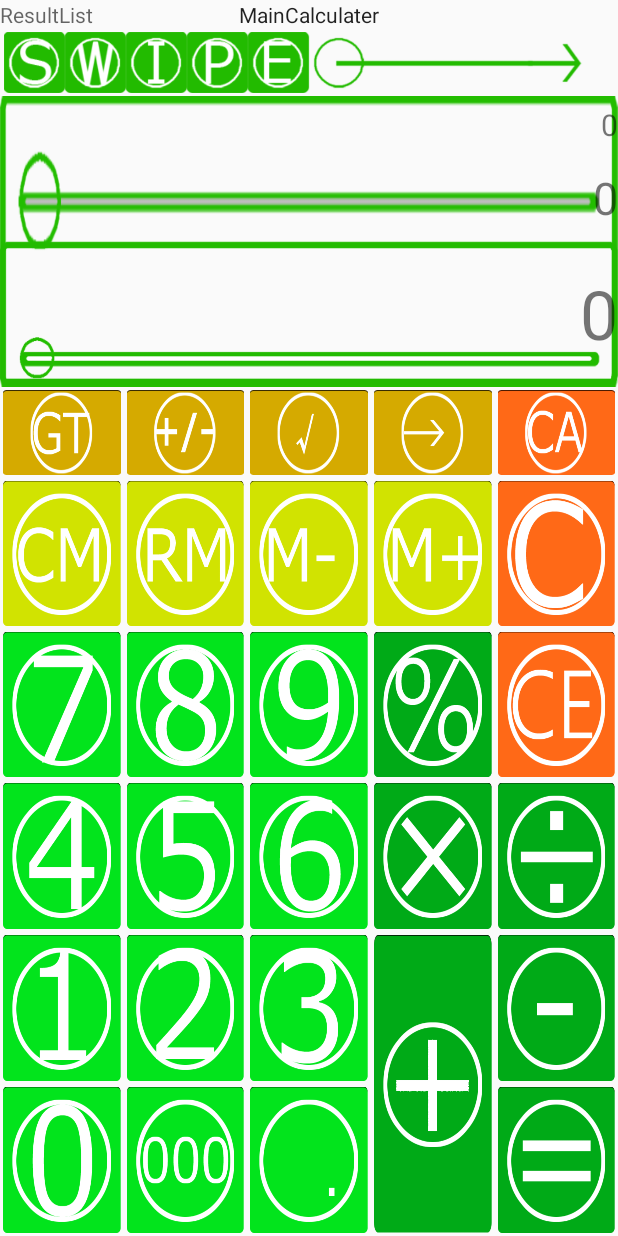
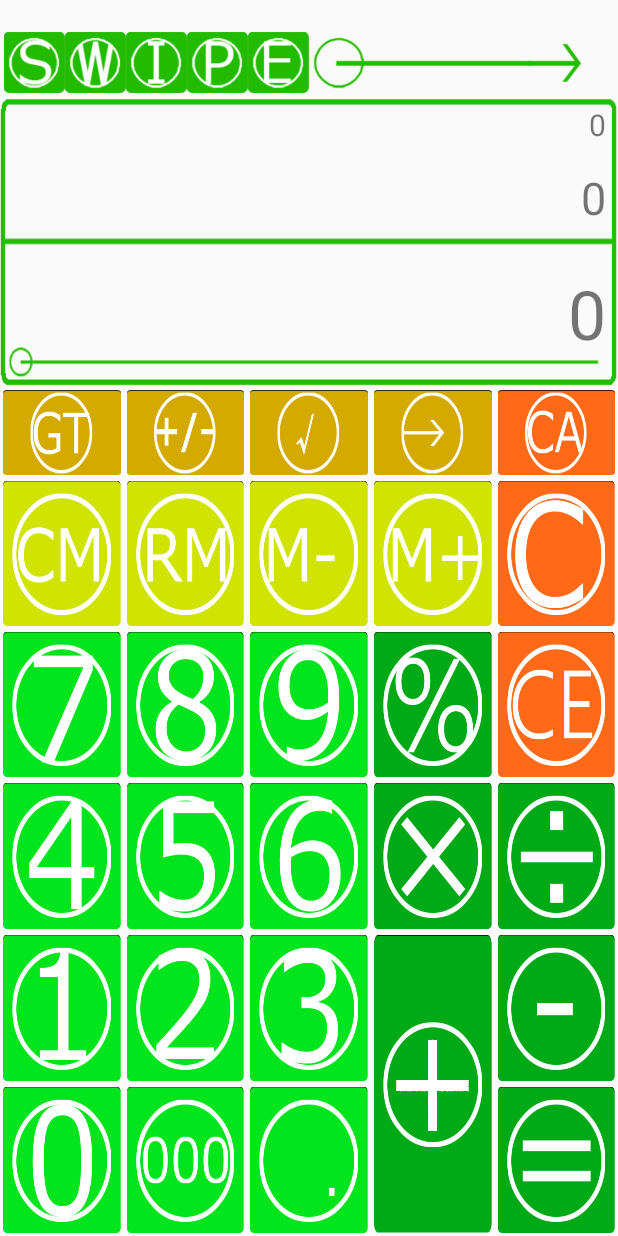
Before and after one commit to Amecaba/unarrangedRepository001, an Android app: the screen it shows after launch (MainActivity), on a phone screen of 412 x 824 dp. Run offline under Robolectric (Android 15) with nearby library versions, the phone set to English and light mode, and no system bars; 3 statements that could not run were skipped.

Commit message:
YotaroIshizaki Fix zerobugs 20160229 YotaroIshizak

```diff
--- a/TestCalculater1/app/src/main/java/com/example/yotaro/testcalculater1/MainViewPagerAdapter.java
+++ b/TestCalculater1/app/src/main/java/com/example/yotaro/testcalculater1/MainViewPagerAdapter.java
@@ -30,15 +30,15 @@ public class MainViewPagerAdapter extends FragmentPagerAdapter {
         return 2;
     }
 
-    @Override
-    public CharSequence getPageTitle(int i){
-        if(i==0){
-            return "ResultList";
-        }
-        else{
-            return "MainCalculater";
-        }
-    }
+//    @Override
+//    public CharSequence getPageTitle(int i){
+//        if(i==0){
+//            return "ResultList";
+//        }
+//        else{
+////            return "MainCalculater";
+//        }
+//    }
 
 
 }
--- a/TestCalculater1/app/src/main/java/com/example/yotaro/testcalculater1/Methods.java
+++ b/TestCalculater1/app/src/main/java/com/example/yotaro/testcalculater1/Methods.java
@@ -9,6 +9,7 @@ public class Methods {
     public static String combertDobleToString(double internalDouble){
         NumberFormat nForm=NumberFormat.getNumberInstance();
         nForm.setMaximumFractionDigits(12);
+        nForm.setMinimumFractionDigits(0);
         String returnString=nForm.format(internalDouble);
         return returnString;
     }
--- a/TestCalculater1/app/src/main/java/com/example/yotaro/testcalculater1/OnClickListenerOthers.java
+++ b/TestCalculater1/app/src/main/java/com/example/yotaro/testcalculater1/OnClickListenerOthers.java
@@ -25,6 +25,9 @@ public class OnClickListenerOthers implements View.OnClickListener {
         if(v==v.getRootView().findViewById(R.id.buttonarrow)){
             if(mainTextView.getText().toString().length()>1) {
                 mainTextView.setText(Methods.combertDobleToString(Double.parseDouble(mainTextViewString.substring(0, mainTextViewString.length() - 1))));
+            }
+            else{
+                mainTextView.setText("0");
             }
 
             //GT2度押しフラグの解除
--- a/TestCalculater1/app/src/main/res/layout/fragment_main2.xml
+++ b/TestCalculater1/app/src/main/res/layout/fragment_main2.xml
@@ -21,12 +21,13 @@
         android:layout_height="0dp"
         android:orientation="vertical"
         android:layout_weight="0.3777"
-        android:background="@drawable/listfragmenttextview">
+        android:background="@drawable/maintextview2">
 
         <TextView
             android:layout_width="match_parent"
             android:layout_height="0dp"
         android:layout_weight="4"
+            android:paddingRight="8dp"
         android:textSize="20dp"
         android:gravity="center_vertical|right"
         android:id="@+id/pastcalc"
@@ -38,6 +39,7 @@
         android:layout_width="match_parent"
         android:layout_height="0dp"
         android:layout_weight="6"
+        android:paddingRight="8dp"
         android:textSize="30dp"
         android:gravity="center_vertical|right"
         android:text="0"
@@ -49,7 +51,6 @@
             android:layout_height="0dp"
             android:layout_weight="10"
             android:orientation="horizontal"
-            android:background="@drawable/maintextviewbackgroud"
             >
             <TextView
                 android:layout_width="0dp"
@@ -64,6 +65,7 @@
                 android:layout_width="0dp"
                 android:layout_height="match_parent"
                 android:layout_weight="0.9"
+                android:paddingRight="8dp"
                 android:id="@+id/mainview"
                 android:textSize="45dp"
                 android:text="0"
```
Also changed, not shown: TestCalculater1/app/src/main/java/com/example/yotaro/testcalculater1/OnClickListenerNumber.java (+23 -4 lines), TestCalculater1/app/src/main/res/drawable/maintextview2.png (added).
